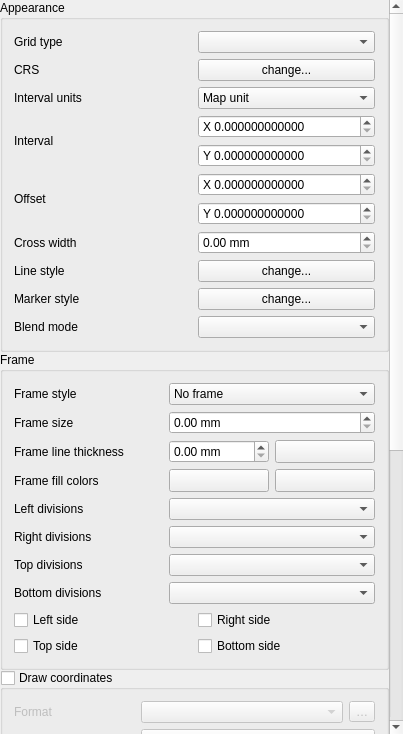
Above: src/ui/layout/qgslayoutmapgridwidgetbase.ui from carsmie/QGIS before the change. Below: the same form after it.
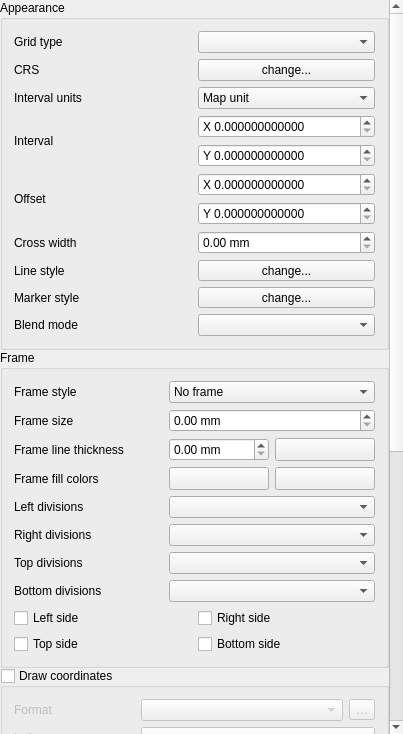
That is the form after the change. Icons and pictures are not drawn. Custom widgets are drawn as their Qt base class.

Commit message: Use symbol buttons for grid symbols

What changed in the file:
```diff
--- a/src/ui/layout/qgslayoutmapgridwidgetbase.ui
+++ b/src/ui/layout/qgslayoutmapgridwidgetbase.ui
@@ -49,7 +49,7 @@
         <x>0</x>
         <y>0</y>
         <width>389</width>
-        <height>1419</height>
+        <height>1417</height>
        </rect>
       </property>
       <property name="sizePolicy">
@@ -249,13 +249,6 @@
             </property>
            </widget>
           </item>
-          <item row="6" column="1">
-           <widget class="QPushButton" name="mGridLineStyleButton">
-            <property name="text">
-             <string>change...</string>
-            </property>
-           </widget>
-          </item>
           <item row="7" column="0">
            <widget class="QLabel" name="mMarkerStyleLabel">
             <property name="text">
@@ -266,13 +259,6 @@
             </property>
            </widget>
           </item>
-          <item row="7" column="1">
-           <widget class="QPushButton" name="mGridMarkerStyleButton">
-            <property name="text">
-             <string>change...</string>
-            </property>
-           </widget>
-          </item>
           <item row="8" column="0">
            <widget class="QLabel" name="mGridBlendLabel">
             <property name="text">
@@ -283,6 +269,32 @@
           <item row="8" column="1">
            <widget class="QgsBlendModeComboBox" name="mGridBlendComboBox"/>
           </item>
+          <item row="6" column="1">
+           <widget class="QgsSymbolButton" name="mGridLineStyleButton">
+            <property name="sizePolicy">
+             <sizepolicy hsizetype="Preferred" vsizetype="Fixed">
+              <horstretch>0</horstretch>
+              <verstretch>0</verstretch>
+             </sizepolicy>
+            </property>
+            <property name="text">
+             <string>change...</string>
+            </property>
+           </widget>
+          </item>
+          <item row="7" column="1">
+           <widget class="QgsSymbolButton" name="mGridMarkerStyleButton">
+            <property name="sizePolicy">
+             <sizepolicy hsizetype="Preferred" vsizetype="Fixed">
+              <horstretch>0</horstretch>
+              <verstretch>0</verstretch>
+             </sizepolicy>
+            </property>
+            <property name="text">
+             <string>change...</string>
+            </property>
+           </widget>
+          </item>
          </layout>
         </widget>
        </item>
@@ -780,6 +792,11 @@
    <extends>QComboBox</extends>
    <header>qgsblendmodecombobox.h</header>
   </customwidget>
+  <customwidget>
+   <class>QgsSymbolButton</class>
+   <extends>QToolButton</extends>
+   <header>qgssymbolbutton.h</header>
+  </customwidget>
  </customwidgets>
  <tabstops>
   <tabstop>scrollArea</tabstop>
```
The commit also changes 4 other files.
